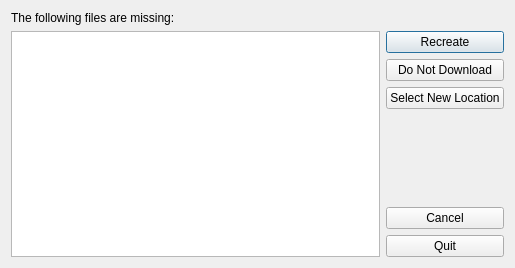
The window that ktorrent/missingfilesdlg.ui (KDE/ktorrent) describes before a commit, drawn with Qt 5.
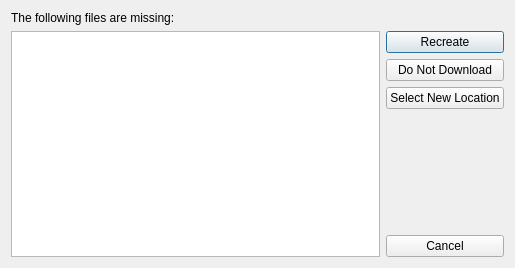
The same window after the commit. Custom widgets are drawn as their Qt base class.

Commit message: Remove quit button from MissingFilesDlg

What changed in the file:
```diff
--- a/ktorrent/missingfilesdlg.ui
+++ b/ktorrent/missingfilesdlg.ui
@@ -92,19 +92,6 @@
          </property>
         </widget>
        </item>
-       <item>
-        <widget class="KPushButton" name="m_quit" >
-         <property name="toolTip" >
-          <string>&lt;html>&lt;head>&lt;meta name="qrichtext" content="1" />&lt;style type="text/css">
-p, li { white-space: pre-wrap; }
-&lt;/style>&lt;/head>&lt;body style=" font-family:'OpenSymbol'; font-size:10pt; font-weight:400; font-style:normal;">
-&lt;p style=" margin-top:0px; margin-bottom:0px; margin-left:0px; margin-right:0px; -qt-block-indent:0; text-indent:0px;">Quit KTorrent&lt;/p>&lt;/body>&lt;/html></string>
-         </property>
-         <property name="text" >
-          <string>Quit</string>
-         </property>
-        </widget>
-       </item>
       </layout>
      </item>
     </layout>
```
Left out of the diff: 73 changed lines with no effect on the pictures. The commit also changes 4 other files.
